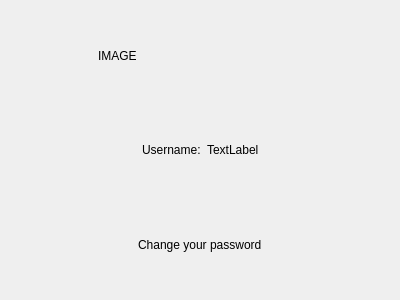
Above: client/profile.ui from PoliDox/PoliDox before the change. Below: the same form after it.
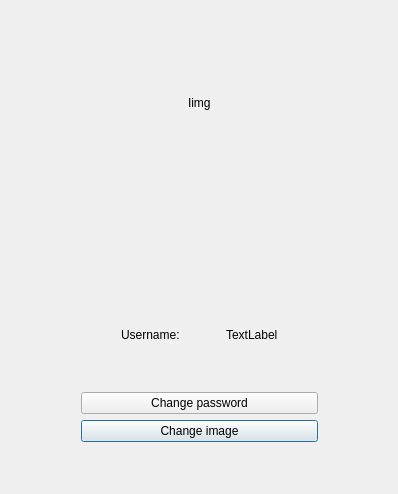
That is the form after the change.

Commit message: Added Image and new layeout in Profile. Added buttons

```diff
--- a/client/profile.ui
+++ b/client/profile.ui
@@ -6,18 +6,116 @@
    <rect>
     <x>0</x>
     <y>0</y>
-    <width>400</width>
-    <height>300</height>
+    <width>398</width>
+    <height>494</height>
    </rect>
   </property>
   <property name="windowTitle">
    <string>Dialog</string>
   </property>
   <layout class="QGridLayout" name="gridLayout">
-   <item row="3" column="1">
-    <layout class="QHBoxLayout" name="horizontalLayout_2">
+   <item row="3" column="3">
+    <spacer name="horizontalSpacer_2">
+     <property name="orientation">
+      <enum>Qt::Horizontal</enum>
+     </property>
+     <property name="sizeHint" stdset="0">
+      <size>
+       <width>40</width>
+       <height>20</height>
+      </size>
+     </property>
+    </spacer>
+   </item>
+   <item row="8" column="2">
+    <spacer name="verticalSpacer_8">
+     <property name="orientation">
+      <enum>Qt::Vertical</enum>
+     </property>
+     <property name="sizeHint" stdset="0">
+      <size>
+       <width>20</width>
+       <height>40</height>
+      </size>
+     </property>
+    </spacer>
+   </item>
+   <item row="12" column="2">
+    <widget class="QPushButton" name="changeImage">
+     <property name="text">
+      <string>Change image</string>
+     </property>
+    </widget>
+   </item>
+   <item row="10" column="2">
+    <spacer name="verticalSpacer_2">
+     <property name="orientation">
+      <enum>Qt::Vertical</enum>
+     </property>
+     <property name="sizeHint" stdset="0">
+      <size>
+       <width>20</width>
+       <height>40</height>
+      </size>
+     </property>
+    </spacer>
+   </item>
+   <item row="1" column="2">
+    <spacer name="verticalSpacer">
+     <property name="orientation">
+      <enum>Qt::Vertical</enum>
+     </property>
+     <property name="sizeHint" stdset="0">
+      <size>
+       <width>20</width>
+       <height>40</height>
+      </size>
+     </property>
+    </spacer>
+   </item>
+   <item row="4" column="2">
+    <spacer name="verticalSpacer_3">
+     <property name="orientation">
+      <enum>Qt::Vertical</enum>
+     </property>
+     <property name="sizeHint" stdset="0">
+      <size>
+       <width>20</width>
+       <height>40</height>
+      </size>
+     </property>
+    </spacer>
+   </item>
+   <item row="5" column="2">
+    <spacer name="verticalSpacer_4">
+     <property name="orientation">
+      <enum>Qt::Vertical</enum>
+     </property>
+     <property name="sizeHint" stdset="0">
+      <size>
+       <width>20</width>
+       <height>40</height>
+      </size>
+     </property>
+    </spacer>
+   </item>
+   <item row="3" column="0">
+    <spacer name="horizontalSpacer">
+     <property name="orientation">
+      <enum>Qt::Horizontal</enum>
+     </property>
+     <property name="sizeHint" stdset="0">
+      <size>
+       <width>40</width>
+       <height>20</height>
+      </size>
+     </property>
+    </spacer>
+   </item>
+   <item row="3" column="2">
+    <layout class="QHBoxLayout" name="horizontalLayout_3">
      <item>
-      <spacer name="horizontalSpacer_6">
+      <spacer name="horizontalSpacer_8">
        <property name="orientation">
         <enum>Qt::Horizontal</enum>
        </property>
@@ -30,14 +128,14 @@
       </spacer>
      </item>
      <item>
-      <widget class="QLabel" name="UpdatePassword">
+      <widget class="QLabel" name="image_pic">
        <property name="text">
-        <string>Change your password</string>
+        <string>Iimg</string>
        </property>
       </widget>
      </item>
      <item>
-      <spacer name="horizontalSpacer_5">
+      <spacer name="horizontalSpacer_9">
        <property name="orientation">
         <enum>Qt::Horizontal</enum>
        </property>
@@ -51,7 +149,40 @@
      </item>
     </layout>
    </item>
-   <item row="2" column="1">
+   <item row="6" column="2">
+    <spacer name="verticalSpacer_5">
+     <property name="orientation">
+      <enum>Qt::Vertical</enum>
+     </property>
+     <property name="sizeHint" stdset="0">
+      <size>
+       <width>20</width>
+       <height>40</height>
+      </size>
+     </property>
+    </spacer>
+   </item>
+   <item row="13" column="2">
+    <spacer name="verticalSpacer_6">
+     <property name="orientation">
+      <enum>Qt::Vertical</enum>
+     </property>
+     <property name="sizeHint" stdset="0">
+      <size>
+       <width>20</width>
+       <height>40</height>
+      </size>
+     </property>
+    </spacer>
+   </item>
+   <item row="11" column="2">
+    <widget class="QPushButton" name="changePassword">
+     <property name="text">
+      <string>Change password</string>
+     </property>
+    </widget>
+   </item>
+   <item row="9" column="2">
     <layout class="QHBoxLayout" name="horizontalLayout">
      <item>
       <spacer name="horizontalSpacer_3">
@@ -73,6 +204,19 @@
        </property>
       </widget>
      </item>
+     <item>
+      <spacer name="horizontalSpacer_7">
+       <property name="orientation">
+        <enum>Qt::Horizontal</enum>
+       </property>
+       <property name="sizeHint" stdset="0">
+        <size>
+         <width>40</width>
+         <height>20</height>
+        </size>
+       </property>
+      </spacer>
+     </item>
      <item>
       <widget class="QLabel" name="username">
        <property name="text">
@@ -95,43 +239,32 @@
      </item>
     </layout>
    </item>
-   <item row="3" column="0">
-    <spacer name="horizontalSpacer">
+   <item row="7" column="2">
+    <spacer name="verticalSpacer_7">
      <property name="orientation">
-      <enum>Qt::Horizontal</enum>
+      <enum>Qt::Vertical</enum>
      </property>
      <property name="sizeHint" stdset="0">
       <size>
-       <width>40</width>
-       <height>20</height>
+       <width>20</width>
+       <height>40</height>
       </size>
      </property>
     </spacer>
    </item>
-   <item row="3" column="2">
-    <spacer name="horizontalSpacer_2">
+   <item row="2" column="2">
+    <spacer name="verticalSpacer_9">
      <property name="orientation">
-      <enum>Qt::Horizontal</enum>
+      <enum>Qt::Vertical</enum>
      </property>
      <property name="sizeHint" stdset="0">
       <size>
-       <width>40</width>
-       <height>20</height>
+       <width>20</width>
+       <height>40</height>
       </size>
      </property>
     </spacer>
    </item>
-   <item row="1" column="1">
-    <layout class="QVBoxLayout" name="verticalLayout">
-     <item>
-      <widget class="QLabel" name="image_pic">
-       <property name="text">
-        <string>IMAGE</string>
-       </property>
-      </widget>
-     </item>
-    </layout>
-   </item>
   </layout>
  </widget>
  <resources/>
```
The commit also changes 3 other files.
